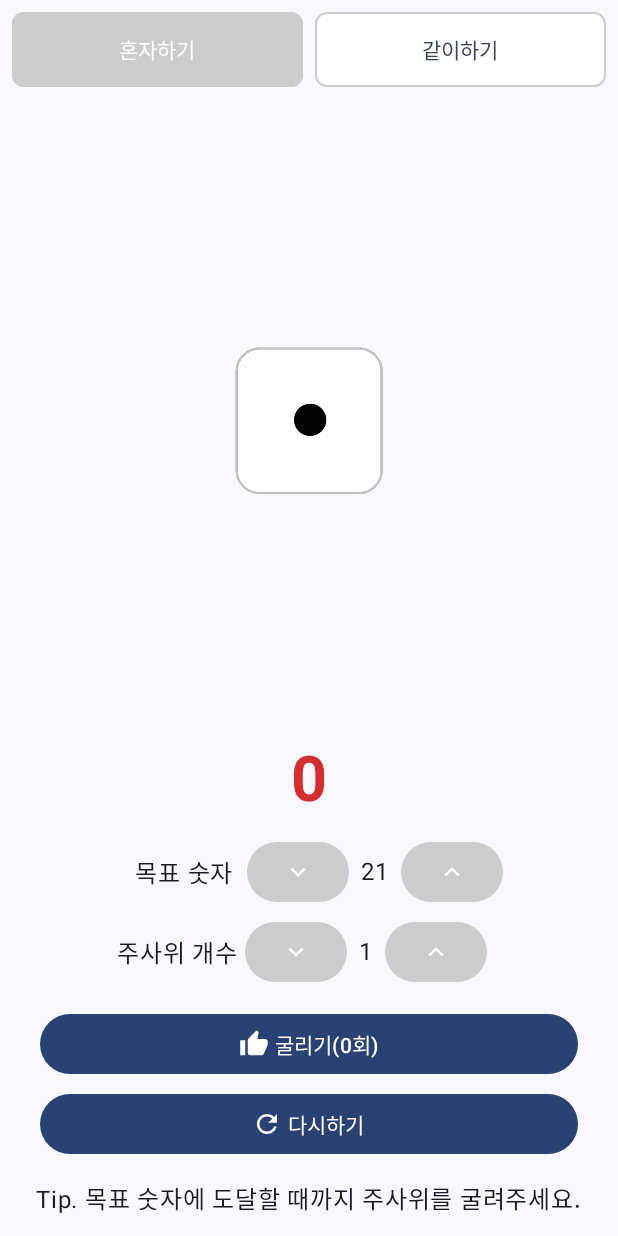
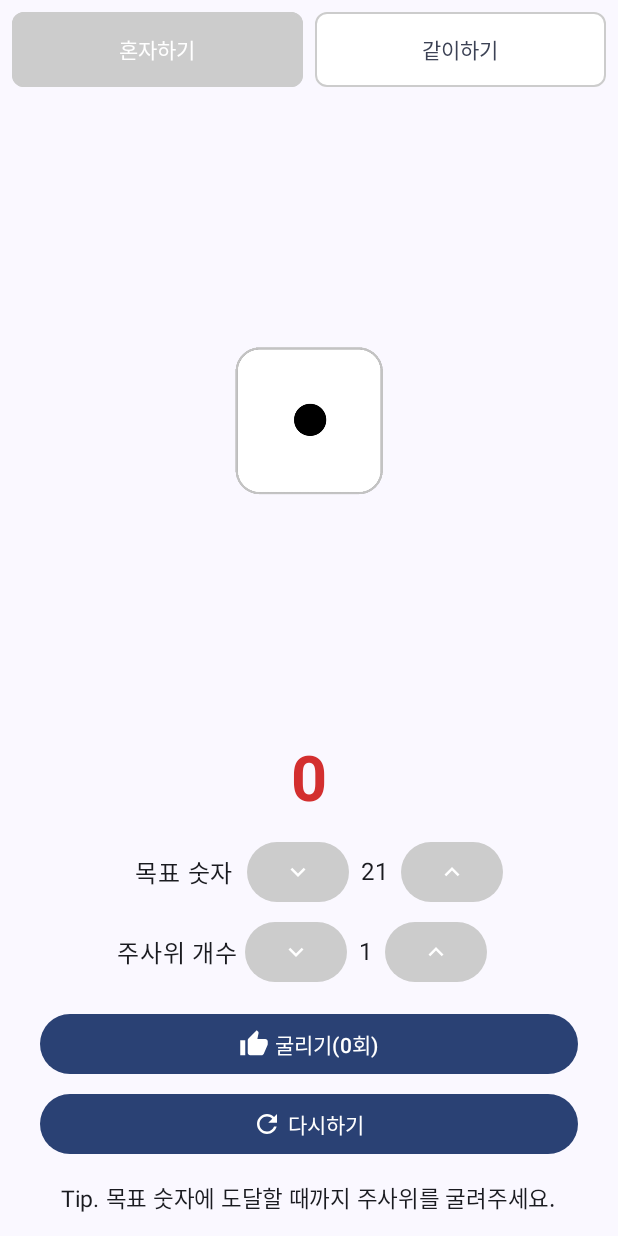
Before and after one commit to jshag90/NumberDiceGame, an Android app built with Jetpack Compose: the screen it shows after launch (MainActivity), on a phone screen of 412 x 824 dp. Run offline under Robolectric (Android 15) with nearby library versions, the phone set to English and light mode, and no system bars.

Commit message:
[Feat] tip info fontSize 디바이스 모델에 따라서 변경

```diff
--- a/app/src/main/java/com/dodam/dicegame/MainActivity.kt
+++ b/app/src/main/java/com/dodam/dicegame/MainActivity.kt
@@ -1,14 +1,12 @@
 package com.dodam.dicegame
 
 import android.os.Build
-import androidx.compose.foundation.layout.width
 import android.os.Bundle
 import androidx.activity.ComponentActivity
 import androidx.activity.compose.setContent
 import androidx.annotation.RequiresApi
 import androidx.compose.foundation.BorderStroke
 import androidx.compose.foundation.layout.Arrangement
-import androidx.compose.foundation.layout.Box
 import androidx.compose.foundation.layout.Column
 import androidx.compose.foundation.layout.Row
 import androidx.compose.foundation.layout.Spacer
--- a/app/src/main/java/com/dodam/dicegame/SingleDiceRoller.kt
+++ b/app/src/main/java/com/dodam/dicegame/SingleDiceRoller.kt
@@ -49,6 +49,8 @@ fun DiceRoller() {
     var rolledSum by remember { mutableStateOf(0) }
     var targetNumber by remember { mutableStateOf(21) }
     var rollCount by remember { mutableStateOf(0) }
+
+    val tipFontSize = if (Build.MODEL.contains("S23", ignoreCase = true)) 14.sp else 15.sp
 
     Column(
         modifier = Modifier.fillMaxSize(),
@@ -253,7 +255,16 @@ fun DiceRoller() {
                 }
 
             }else{
-                Text("Tip. 목표 숫자에 도달할 때까지 주사위를 굴려주세요.")
+
+                Row(
+                    modifier = Modifier.fillMaxWidth(), // 가로 방향 전체를 채움
+                    horizontalArrangement = Arrangement.Center // 좌우 중앙 정렬
+                ) {
+                    Text(
+                        text = "Tip. 목표 숫자에 도달할 때까지 주사위를 굴려주세요.",
+                        fontSize = tipFontSize,
+                    )
+                }
             }
         }
     }
```
